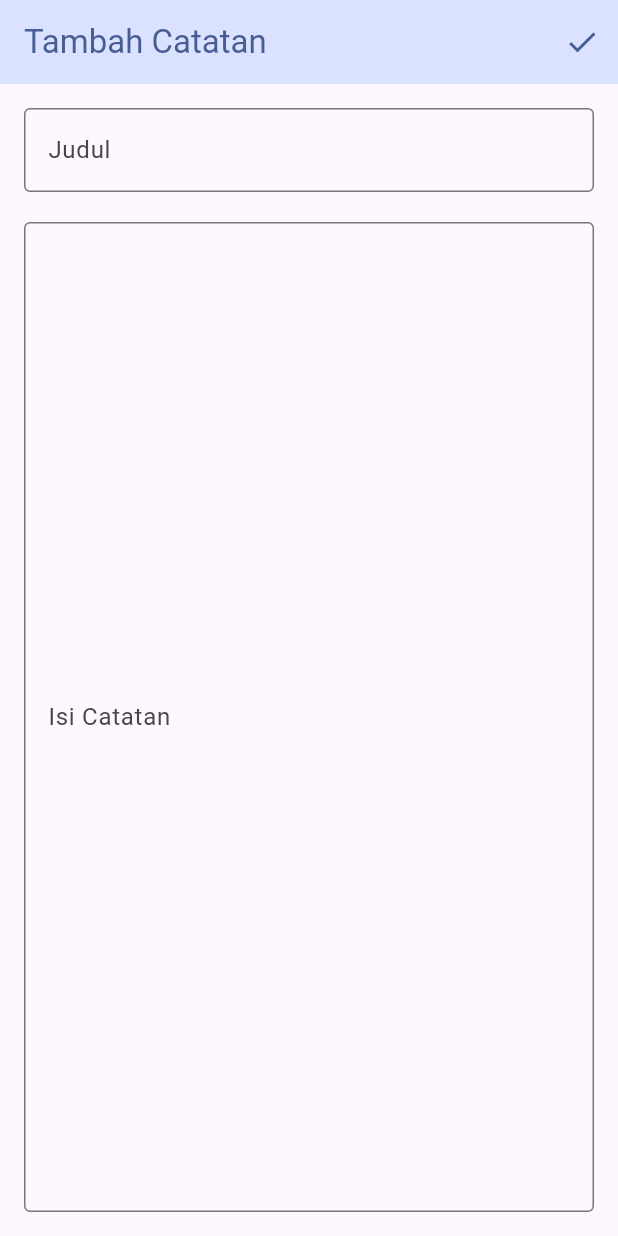
After one commit to MDhafaR/FlutterXMpobpro, a Flutter app: the screen it shows after launch, on a phone screen of 412 x 824 dp. The commit adds this screen. Run offline on Flutter 3.47's test engine with Material 3 defaults, Android fonts, the phone set to English and light mode, and no system bars; our stand-ins replace bot_toast.

Commit message:
design detail screen

```diff
--- a/lib/main.dart
+++ b/lib/main.dart
@@ -1,5 +1,6 @@
 import 'package:bot_toast/bot_toast.dart';
 import 'package:flutter/material.dart';
+import 'package:flutter_x_mobpro/pages/detail_page.dart';
 import 'package:flutter_x_mobpro/pages/halaman_utama.dart';
 
 void main() {
@@ -13,7 +14,7 @@ class MainApp extends StatelessWidget {
   Widget build(BuildContext context) {
     return MaterialApp(
       builder: BotToastInit(),
-      home: HalamanUtama(),
+      home: DetailScreen(),
     );
   }
 }
--- /dev/null
+++ b/lib/pages/detail_page.dart
@@ -0,0 +1,47 @@
+import 'package:flutter/material.dart';
+import 'package:flutter_x_mobpro/Color/color_tamplate.dart';
+
+class DetailScreen extends StatelessWidget {
+  const DetailScreen({super.key});
+
+  @override
+  Widget build(BuildContext context) {
+    return Scaffold(
+        appBar: AppBar(
+          backgroundColor: ColorTamplate.primaryColor,
+          title: Text("Tambah Catatan",
+              style: TextStyle(color: ColorTamplate.primaryText)),
+          actions: [
+            IconButton(
+                onPressed: () {},
+                icon: Icon(
+                  Icons.check,
+                  color: ColorTamplate.primaryText,
+                ))
+          ],
+        ),
+        body: Padding(
+          padding: EdgeInsets.all(16),
+          child: Column(
+            children: [
+              TextField(
+                decoration: InputDecoration(
+                    label: Text("Judul"), border: OutlineInputBorder()),
+              ),
+              const SizedBox(
+                height: 20,
+              ),
+              Expanded(
+                child: TextField(
+                  maxLines: null,
+                  expands: true,
+                  decoration: InputDecoration(
+                      label: Text("Isi Catatan"),
+                      border: OutlineInputBorder()),
+                ),
+              ),
+            ],
+          ),
+        ));
+  }
+}
```
